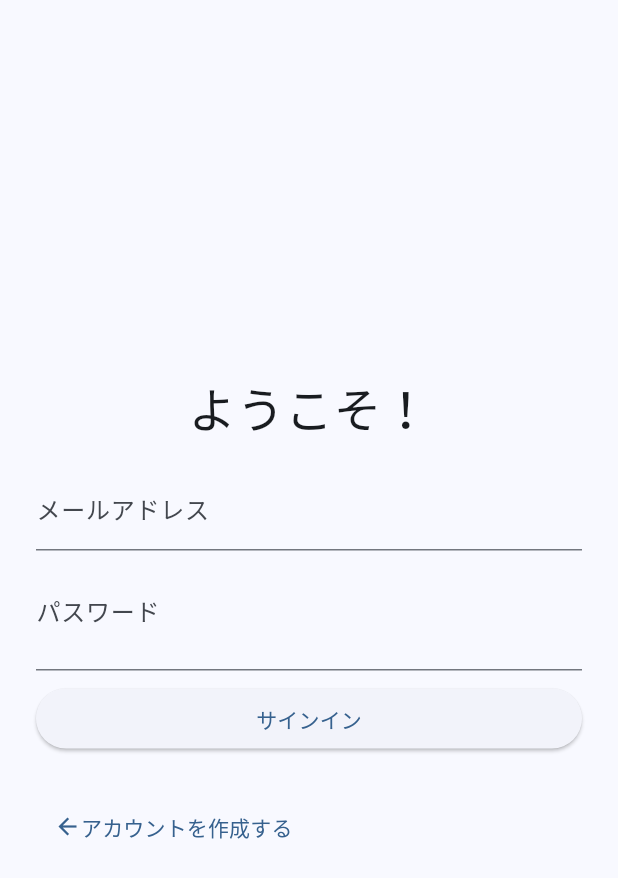
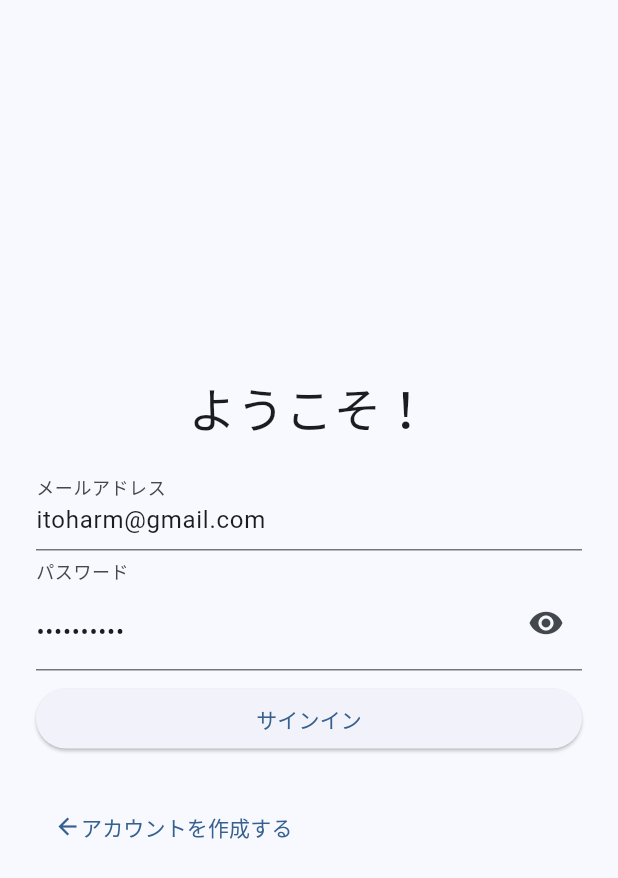
Before and after one commit to HarumaIto/prect_app, a Flutter app: the screen it shows after launch, on a phone screen of 412 x 824 dp. Shown: the top 878 px of the screen. Run offline on Flutter 3.47's test engine with Material 3 defaults, Android fonts, the light colour scheme and no system bars; our stand-ins replace dio, easy_stepper, firebase_core, firebase_messaging, flutter_blue_plus, flutter_hooks and 9 more; missing offline and left inert: mongo_dart, network_info_plus, wifi_scan; accounts and stored records are empty.

Commit message:
update デバッグ用にデバッグ用のアカウントを登録しておく

```diff
--- a/lib/ui/user/sign_in_page.dart
+++ b/lib/ui/user/sign_in_page.dart
@@ -40,11 +40,14 @@
                     TextFormField(
                       decoration: const InputDecoration(labelText: 'メールアドレス'),
                       textInputAction: TextInputAction.next,
+                      controller:
+                          TextEditingController(text: 'itoharm@gmail.com'),
                       onChanged: (value) {
                         stateNotifier.email = value;
                       },
                     ),
                     TextFormField(
+                      controller: TextEditingController(text: 'Haruman860'),
                       decoration: InputDecoration(
                         labelText: 'パスワード',
                         suffix: IconButton(
```
